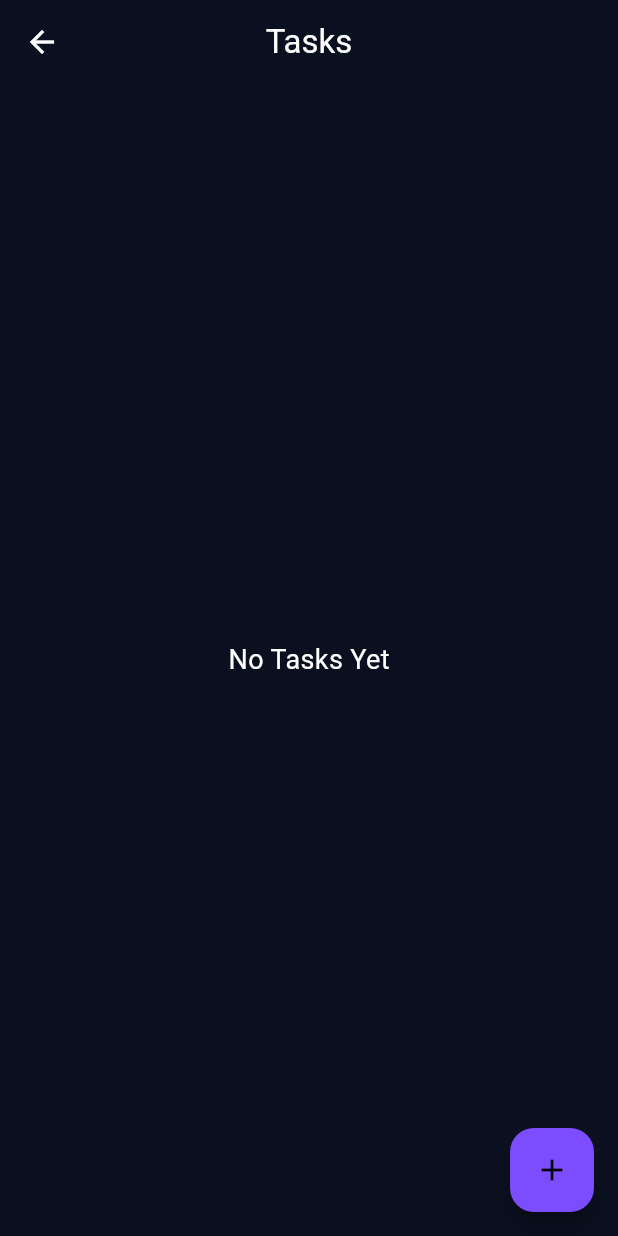
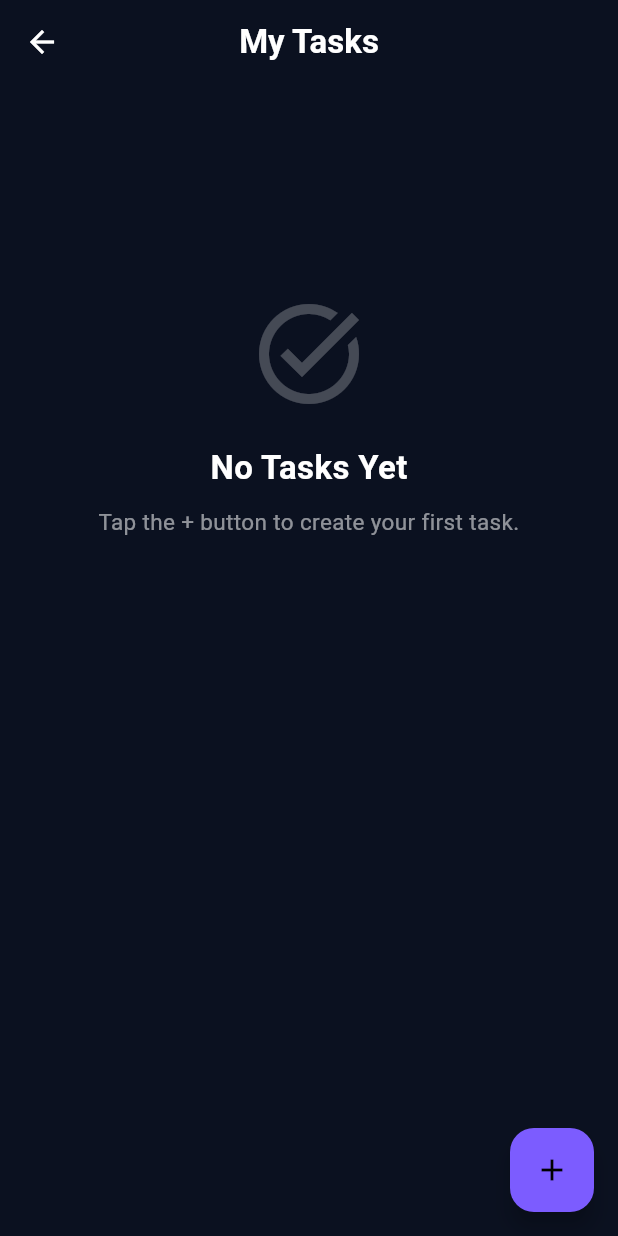
Before and after one commit to aadillllll/MindSync, a Flutter app: the TasksScreen screen opened directly, on a phone screen of 412 x 824 dp. Run offline on Flutter 3.47's test engine with Material 3 defaults, Android fonts, the light colour scheme and no system bars; our stand-ins replace flutter_dotenv, google_fonts, shared_preferences, supabase_flutter, table_calendar; accounts and stored records are empty.

Commit message:
task screen implemented

```diff
--- a/frontend/lib/features/home/models/quick_action_dummy_data.dart
+++ b/frontend/lib/features/home/models/quick_action_dummy_data.dart
@@ -22,8 +22,8 @@ const quickActions = [
   ),
 
   QuickActionModel(
-    title: "Ask AI",
-    icon: Icons.smart_toy_rounded,
-    gradient: [Color(0xffF2994A), Color(0xffF6C453)],
+    title: "My Tasks",
+    icon: Icons.checklist_rounded,
+    gradient: const [Color(0xFF26A69A), Color(0xFF42A5F5)],
   ),
 ];
--- a/frontend/lib/features/tasks/screens/task_screen.dart
+++ b/frontend/lib/features/tasks/screens/task_screen.dart
@@ -2,6 +2,7 @@ import 'package:flutter/material.dart';
 import 'package:provider/provider.dart';
 
 import '../providers/task_provider.dart';
+import '../widgets/task_card.dart';
 import 'create_task_screen.dart';
 
 class TasksScreen extends StatefulWidget {
@@ -21,14 +22,29 @@ class _TasksScreenState extends State<TasksScreen> {
     });
   }
 
+  Future<void> _refresh() async {
+    await context.read<TaskProvider>().loadTasks();
+  }
+
   @override
   Widget build(BuildContext context) {
     final provider = context.watch<TaskProvider>();
 
     return Scaffold(
-      appBar: AppBar(title: const Text("Tasks"), centerTitle: true),
+      backgroundColor: const Color(0xFF0B1120),
+
+      appBar: AppBar(
+        backgroundColor: const Color(0xFF0B1120),
+        elevation: 0,
+        centerTitle: true,
+        title: const Text(
+          "My Tasks",
+          style: TextStyle(color: Colors.white, fontWeight: FontWeight.bold),
+        ),
+      ),
 
       floatingActionButton: FloatingActionButton(
+        backgroundColor: const Color(0xFF7C5CFF),
         onPressed: () async {
           await Navigator.push(
             context,
@@ -37,7 +53,7 @@ class _TasksScreenState extends State<TasksScreen> {
 
           if (!mounted) return;
 
-          context.read<TaskProvider>().loadTasks();
+          await context.read<TaskProvider>().loadTasks();
         },
         child: const Icon(Icons.add),
       ),
@@ -45,27 +61,52 @@ class _TasksScreenState extends State<TasksScreen> {
       body: provider.isLoading
           ? const Center(child: CircularProgressIndicator())
           : provider.tasks.isEmpty
-          ? const Center(
-              child: Text("No Tasks Yet", style: TextStyle(fontSize: 18)),
+          ? RefreshIndicator(
+              onRefresh: _refresh,
+              child: ListView(
+                children: const [
+                  SizedBox(height: 140),
+
+                  Icon(Icons.task_alt, color: Colors.white24, size: 80),
+
+                  SizedBox(height: 20),
+
+                  Center(
+                    child: Text(
+                      "No Tasks Yet",
+                      style: TextStyle(
+                        color: Colors.white,
+                        fontSize: 22,
+                        fontWeight: FontWeight.bold,
+                      ),
+                    ),
+                  ),
+
+                  SizedBox(height: 10),
+
+                  Center(
+                    child: Text(
+                      "Tap the + button to create your first task.",
+                      textAlign: TextAlign.center,
+                      style: TextStyle(color: Colors.white54, fontSize: 15),
+                    ),
+                  ),
+                ],
+              ),
             )
           : RefreshIndicator(
-              onRefresh: provider.refresh,
+              onRefresh: _refresh,
               child: ListView.builder(
-                padding: const EdgeInsets.all(16),
+                padding: const EdgeInsets.all(20),
                 itemCount: provider.tasks.length,
                 itemBuilder: (context, index) {
                   final task = provider.tasks[index];
 
-                  return Card(
-                    margin: const EdgeInsets.only(bottom: 12),
-
-                    child: ListTile(
-                      title: Text(task.title),
-
-                      subtitle: Text(task.description ?? "No Description"),
-
-                      trailing: Text(task.priority ?? ""),
-                    ),
+                  return TaskCard(
+                    task: task,
+                    onTap: () {
+                      // Task Details Screen (Next)
+                    },
                   );
                 },
               ),
```
Also changed, not shown: frontend/lib/features/home/widgets/quick_actions.dart (+9 -6 lines), frontend/lib/features/tasks/widgets/priority_chip.dart (+58 -0 lines), frontend/lib/features/tasks/widgets/status_chip.dart (+58 -0 lines), frontend/lib/features/tasks/widgets/task_card.dart (+119 -0 lines).
